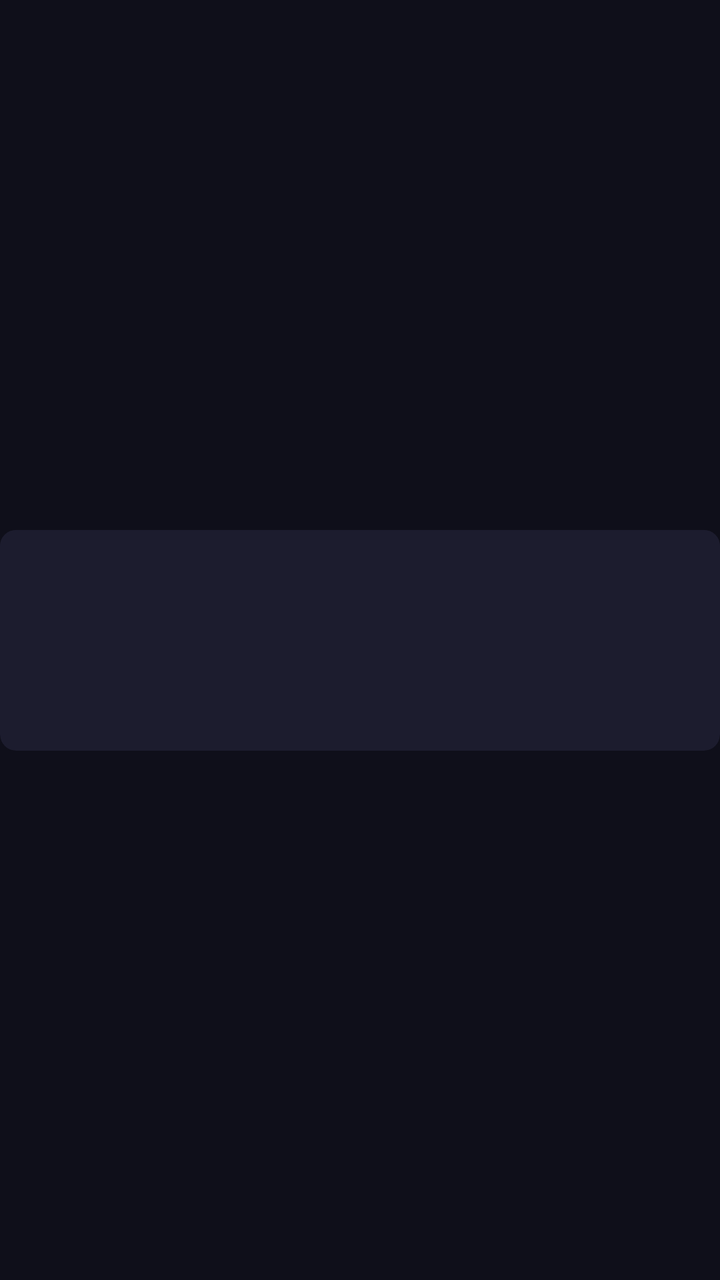
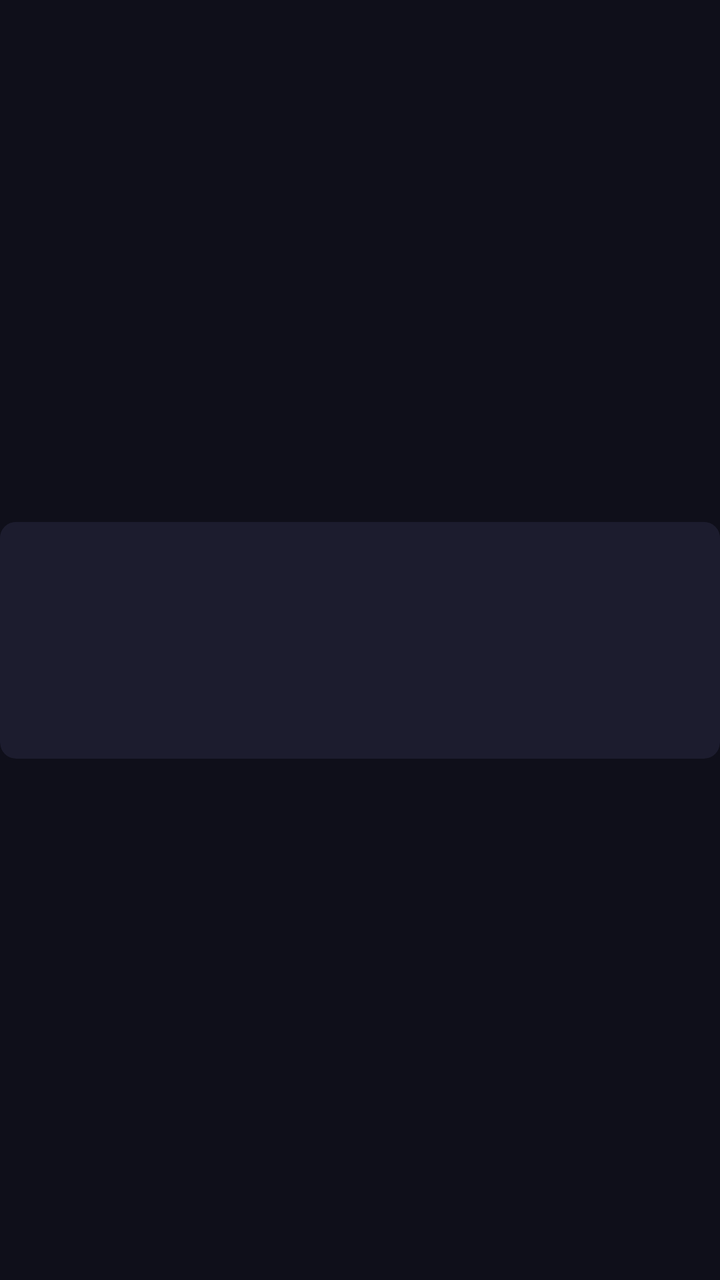

Before-and-after screenshots of an Android layout around one commit, followed by the original layout XML and the change that was made.
<!-- AndroidManifest.xml: application theme Theme.IPTV -->
<!-- res/layout/item_channel_tile.xml -->
<?xml version="1.0" encoding="utf-8"?>
<androidx.constraintlayout.widget.ConstraintLayout
    xmlns:android="http://schemas.android.com/apk/res/android"
    xmlns:app="http://schemas.android.com/apk/res-auto"
    android:layout_width="match_parent"
    android:layout_height="wrap_content"
    android:layout_margin="4dp"
    android:focusable="true"
    android:clickable="true"
    android:clipChildren="false"
    android:clipToPadding="false">

    <androidx.cardview.widget.CardView
        android:id="@+id/card_view"
        android:layout_width="0dp"
        android:layout_height="wrap_content"
        app:cardCornerRadius="8dp"
        app:cardElevation="3dp"
        app:cardBackgroundColor="@color/bg_card"
        app:layout_constraintTop_toTopOf="parent"
        app:layout_constraintStart_toStartOf="parent"
        app:layout_constraintEnd_toEndOf="parent"
        app:layout_constraintBottom_toBottomOf="parent">

        <LinearLayout
            android:layout_width="match_parent"
            android:layout_height="wrap_content"
            android:orientation="vertical">

            <FrameLayout
                android:layout_width="match_parent"
                android:layout_height="88dp"
                android:background="@color/bg_card"
                android:padding="14dp">

                <ImageView
                    android:id="@+id/iv_logo"
                    android:layout_width="match_parent"
                    android:layout_height="match_parent"
                    android:scaleType="fitCenter" />

                <ImageView
                    android:id="@+id/iv_favorite"
                    android:layout_width="16dp"
                    android:layout_height="16dp"
                    android:layout_gravity="top|end"
                    android:layout_margin="4dp"
                    android:src="@drawable/ic_favorite_filled"
                    android:visibility="gone" />
            </FrameLayout>

            <TextView
                android:id="@+id/tv_name"
                android:layout_width="match_parent"
                android:layout_height="wrap_content"
                android:paddingStart="8dp"
                android:paddingEnd="8dp"
                android:paddingTop="6dp"
                android:gravity="center"
                android:textColor="@color/text_primary"
                android:textSize="12sp"
                android:textStyle="bold"
                android:ellipsize="end"
                android:maxLines="1" />

            
            <TextView
                android:id="@+id/tv_epg"
                android:layout_width="match_parent"
                android:layout_height="wrap_content"
                android:paddingStart="8dp"
                android:paddingEnd="8dp"
                android:paddingTop="2dp"
                android:paddingBottom="8dp"
                android:gravity="center"
                android:textColor="@color/text_secondary"
                android:textSize="10sp"
                android:ellipsize="end"
                android:maxLines="1"
                android:visibility="gone" />
        </LinearLayout>

        <com.nicotv.iptv2.ui.common.RotatingBorderView
            android:id="@+id/focus_overlay"
            android:layout_width="match_parent"
            android:layout_height="match_parent"
            app:cornerRadius="8dp"
            android:visibility="invisible" />

    </androidx.cardview.widget.CardView>

</androidx.constraintlayout.widget.ConstraintLayout>
<!-- resources referenced by this layout -->
<resources>
  <color name="bg_card">#1C1C2E</color>
  <color name="text_primary">#EAECF4</color>
  <color name="text_secondary">#8892B0</color>
  <!-- drawable ic_favorite_filled (drawable) -->
  <?xml version="1.0" encoding="utf-8"?>
  <vector xmlns:android="http://schemas.android.com/apk/res/android"
      android:width="24dp" android:height="24dp"
      android:viewportWidth="24" android:viewportHeight="24">
      <path android:fillColor="#F4A261"
          android:pathData="M12,2 L15,9 L22,9.3 L16.5,14 L18.5,21 L12,17 L5.5,21 L7.5,14 L2,9.3 L9,9 Z" />
  </vector>
  <style name="Theme.IPTV" parent="Theme.Leanback">
          <item name="android:windowBackground">@color/bg_dark</item>
          <item name="colorPrimary">@color/accent</item>
          <item name="colorAccent">@color/accent</item>
          <item name="android:textColorPrimary">@color/text_primary</item>
          <item name="android:textColorSecondary">@color/text_secondary</item>
          <item name="android:editTextColor">@color/text_primary</item>
          <item name="android:colorControlActivated">@color/accent</item>
          <item name="android:colorControlHighlight">#334361EE</item>
          
          <item name="windowNoTitle">true</item>
          <item name="android:windowNoTitle">true</item>
          <item name="windowActionBar">false</item>
          <item name="android:windowActionBar">false</item>
      </style>
  <color name="bg_dark">#0F0F1A</color>
  <color name="accent">#4361EE</color>
</resources>

<!-- the commit's change to res/layout/item_channel_tile.xml (unified diff, before → after) -->
@@ -56,28 +56,13 @@
                 android:paddingStart="8dp"
                 android:paddingEnd="8dp"
                 android:paddingTop="6dp"
+                android:paddingBottom="8dp"
                 android:gravity="center"
                 android:textColor="@color/text_primary"
                 android:textSize="12sp"
                 android:textStyle="bold"
                 android:ellipsize="end"
                 android:maxLines="1" />
-
-            
-            <TextView
-                android:id="@+id/tv_epg"
-                android:layout_width="match_parent"
-                android:layout_height="wrap_content"
-                android:paddingStart="8dp"
-                android:paddingEnd="8dp"
-                android:paddingTop="2dp"
-                android:paddingBottom="8dp"
-                android:gravity="center"
-                android:textColor="@color/text_secondary"
-                android:textSize="10sp"
-                android:ellipsize="end"
-                android:maxLines="1"
-                android:visibility="gone" />
         </LinearLayout>
 
         <com.nicotv.iptv2.ui.common.RotatingBorderView
